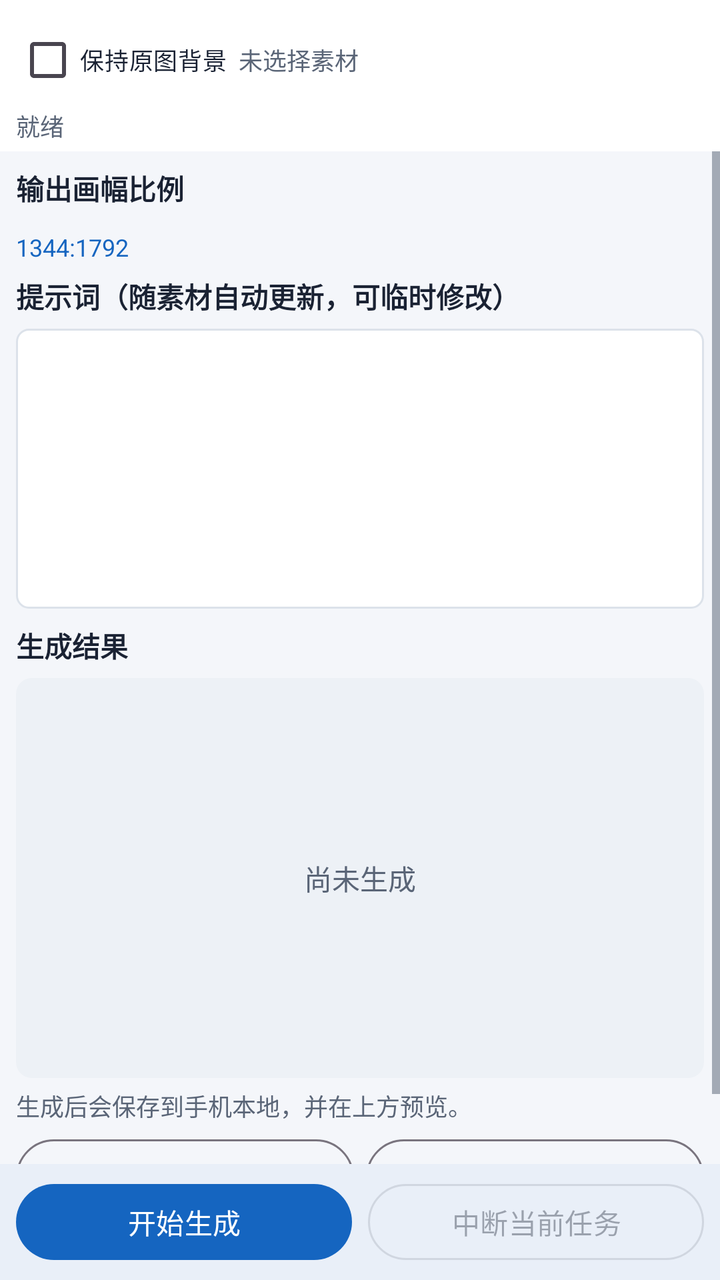
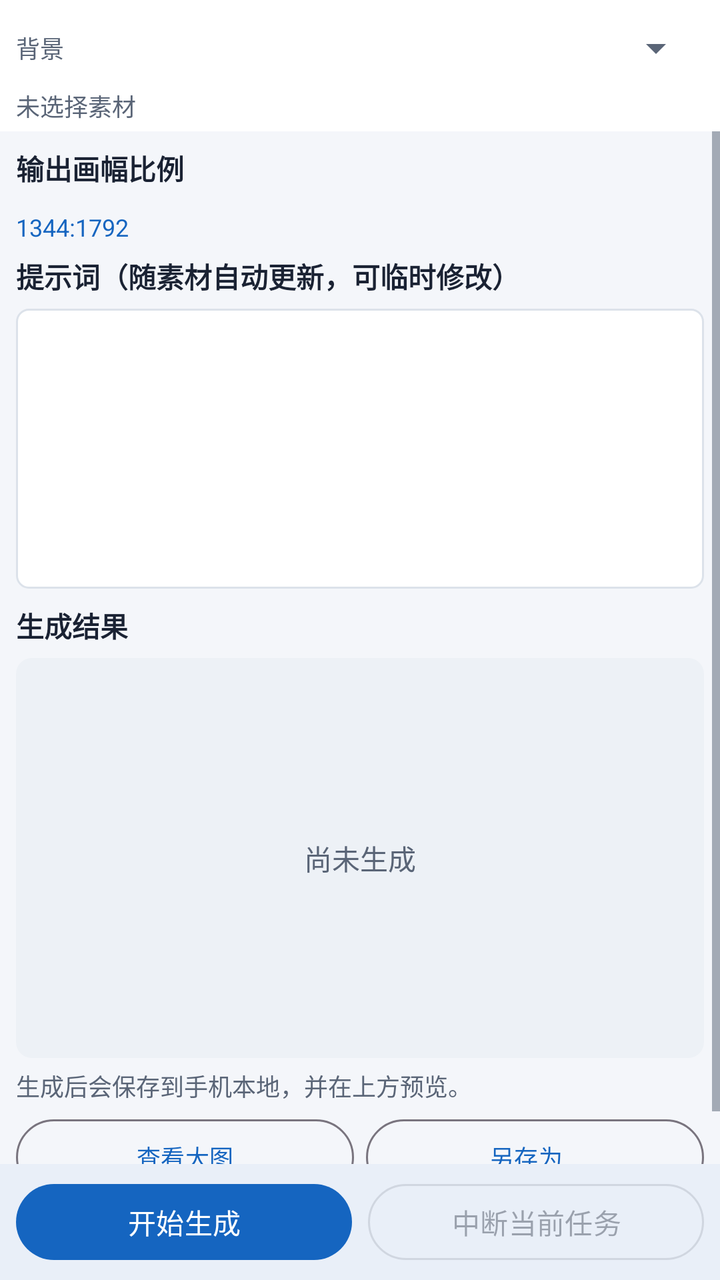

The first picture is an Android layout as it rendered before a commit; the second is the same layout after the commit. The layout source and the unified diff follow.
<!-- AndroidManifest.xml: application theme Theme.PoseWear -->
<!-- res/layout/fragment_generate.xml -->
<?xml version="1.0" encoding="utf-8"?>
<LinearLayout xmlns:android="http://schemas.android.com/apk/res/android"
    android:layout_width="match_parent"
    android:layout_height="match_parent"
    android:orientation="vertical">

    
    <LinearLayout
        android:layout_width="match_parent"
        android:layout_height="wrap_content"
        android:orientation="vertical"
        android:paddingStart="@dimen/screen_padding"
        android:paddingEnd="@dimen/screen_padding"
        android:paddingTop="6dp"
        android:paddingBottom="4dp"
        android:background="@color/panel_bg">

        <LinearLayout
            android:layout_width="match_parent"
            android:layout_height="wrap_content"
            android:orientation="horizontal"
            android:gravity="center_vertical">

            <CheckBox
                android:id="@+id/cb_keep_bg"
                android:layout_width="wrap_content"
                android:layout_height="wrap_content"
                android:text="保持原图背景"
                android:textSize="@dimen/text_small"
                android:textColor="@color/text_primary" />

            <TextView
                android:id="@+id/tv_mode"
                android:layout_width="0dp"
                android:layout_height="wrap_content"
                android:layout_weight="1"
                android:layout_marginStart="6dp"
                android:text="未选择素材"
                android:textSize="@dimen/text_small"
                android:textColor="@color/text_secondary"
                android:maxLines="1"
                android:ellipsize="end" />
        </LinearLayout>

        <TextView
            android:id="@+id/tv_progress"
            android:layout_width="match_parent"
            android:layout_height="wrap_content"
            android:text="就绪"
            android:textSize="@dimen/text_small"
            android:textColor="@color/text_secondary"
            android:maxLines="1"
            android:ellipsize="end" />
    </LinearLayout>

    <ScrollView
        android:layout_width="match_parent"
        android:layout_height="0dp"
        android:layout_weight="1"
        android:fillViewport="false">

        <LinearLayout
            android:layout_width="match_parent"
            android:layout_height="wrap_content"
            android:orientation="vertical"
            android:padding="@dimen/screen_padding">

            <TextView
                android:layout_width="match_parent"
                android:layout_height="wrap_content"
                android:text="输出画幅比例"
                android:textSize="@dimen/text_body"
                android:textStyle="bold"
                android:textColor="@color/text_primary" />

            <GridLayout
                android:id="@+id/ratio_grid"
                android:layout_width="match_parent"
                android:layout_height="wrap_content"
                android:layout_marginTop="6dp"
                android:columnCount="3"
                android:orientation="horizontal"
                android:useDefaultMargins="false" />

            <TextView
                android:id="@+id/tv_resolution"
                android:layout_width="match_parent"
                android:layout_height="wrap_content"
                android:paddingTop="5dp"
                android:paddingBottom="6dp"
                android:text="1344:1792"
                android:textSize="@dimen/text_small"
                android:textColor="@color/primary" />

            <TextView
                android:id="@+id/tv_prompt_label"
                android:layout_width="match_parent"
                android:layout_height="wrap_content"
                android:text="提示词（随素材自动更新，可临时修改）"
                android:textSize="@dimen/text_body"
                android:textStyle="bold"
                android:textColor="@color/text_primary" />

            <EditText
                android:id="@+id/et_prompt"
                android:layout_width="match_parent"
                android:layout_height="wrap_content"
                android:minHeight="140dp"
                android:layout_marginTop="6dp"
                android:padding="10dp"
                android:gravity="top"
                android:background="@drawable/bg_input"
                android:inputType="textMultiLine|textNoSuggestions"
                android:textSize="@dimen/text_small"
                android:lineSpacingExtra="3dp"
                android:importantForAutofill="no" />

            <TextView
                android:layout_width="match_parent"
                android:layout_height="wrap_content"
                android:layout_marginTop="@dimen/section_gap"
                android:text="生成结果"
                android:textSize="@dimen/text_body"
                android:textStyle="bold"
                android:textColor="@color/text_primary" />

            <FrameLayout
                android:layout_width="match_parent"
                android:layout_height="@dimen/preview_min_h"
                android:layout_marginTop="6dp"
                android:background="@drawable/bg_thumb">

                <ImageView
                    android:id="@+id/iv_result"
                    android:layout_width="match_parent"
                    android:layout_height="match_parent"
                    android:scaleType="fitCenter"
                    android:adjustViewBounds="true"
                    android:clickable="true"
                    android:focusable="true"
                    android:contentDescription="生成结果" />

                <TextView
                    android:id="@+id/tv_result_hint"
                    android:layout_width="match_parent"
                    android:layout_height="match_parent"
                    android:gravity="center"
                    android:text="尚未生成"
                    android:textSize="@dimen/text_body"
                    android:textColor="@color/text_secondary" />
            </FrameLayout>

            <TextView
                android:id="@+id/tv_result_info"
                android:layout_width="match_parent"
                android:layout_height="wrap_content"
                android:paddingTop="5dp"
                android:text="生成后会保存到手机本地，并在上方预览。"
                android:textSize="@dimen/text_small"
                android:textColor="@color/text_secondary"
                android:maxLines="3"
                android:ellipsize="end" />

            <LinearLayout
                android:layout_width="match_parent"
                android:layout_height="wrap_content"
                android:orientation="horizontal"
                android:paddingTop="4dp">

                <com.google.android.material.button.MaterialButton
                    android:id="@+id/btn_open"
                    android:layout_width="0dp"
                    android:layout_height="@dimen/btn_height"
                    android:layout_weight="1"
                    android:text="查看大图"
                    android:textSize="@dimen/text_small"
                    style="?attr/materialButtonOutlinedStyle" />

                <com.google.android.material.button.MaterialButton
                    android:id="@+id/btn_save_as"
                    android:layout_width="0dp"
                    android:layout_height="@dimen/btn_height"
                    android:layout_weight="1"
                    android:layout_marginStart="6dp"
                    android:text="另存为…"
                    android:textSize="@dimen/text_small"
                    style="?attr/materialButtonOutlinedStyle" />
            </LinearLayout>

        </LinearLayout>
    </ScrollView>

    
    <LinearLayout
        android:layout_width="match_parent"
        android:layout_height="wrap_content"
        android:orientation="horizontal"
        android:gravity="center_vertical"
        android:paddingStart="@dimen/screen_padding"
        android:paddingEnd="@dimen/screen_padding"
        android:paddingTop="6dp"
        android:paddingBottom="6dp"
        android:background="@drawable/bg_status">

        <com.google.android.material.button.MaterialButton
            android:id="@+id/btn_generate"
            android:layout_width="0dp"
            android:layout_height="@dimen/btn_height"
            android:layout_weight="1"
            android:text="开始生成"
            android:textSize="@dimen/text_body" />

        <com.google.android.material.button.MaterialButton
            android:id="@+id/btn_interrupt"
            android:layout_width="0dp"
            android:layout_height="@dimen/btn_height"
            android:layout_weight="1"
            android:layout_marginStart="8dp"
            android:text="中断当前任务"
            android:textSize="@dimen/text_body"
            android:enabled="false"
            style="?attr/materialButtonOutlinedStyle" />

        <ProgressBar
            android:id="@+id/progress"
            android:layout_width="24dp"
            android:layout_height="24dp"
            android:layout_marginStart="8dp"
            android:indeterminate="true"
            android:visibility="gone" />
    </LinearLayout>

</LinearLayout>
<!-- resources referenced by this layout -->
<resources>
  <color name="panel_bg">#FFFFFFFF</color>
  <color name="primary">#1565C0</color>
  <color name="text_primary">#1A2233</color>
  <color name="text_secondary">#5A6577</color>
  <dimen name="btn_height">46dp</dimen>
  <dimen name="preview_min_h">200dp</dimen>
  <dimen name="screen_padding">8dp</dimen>
  <dimen name="section_gap">8dp</dimen>
  <dimen name="text_body">14sp</dimen>
  <dimen name="text_small">12sp</dimen>
  <!-- drawable bg_input (drawable) -->
  <?xml version="1.0" encoding="utf-8"?>
  <shape xmlns:android="http://schemas.android.com/apk/res/android" android:shape="rectangle">
      <solid android:color="@color/panel_bg" />
      <stroke android:width="1dp" android:color="@color/divider" />
      <corners android:radius="6dp" />
  </shape>
  <!-- drawable bg_status (drawable) -->
  <?xml version="1.0" encoding="utf-8"?>
  <shape xmlns:android="http://schemas.android.com/apk/res/android" android:shape="rectangle">
      <solid android:color="@color/status_bg" />
  </shape>
  <!-- drawable bg_thumb (drawable) -->
  <?xml version="1.0" encoding="utf-8"?>
  <shape xmlns:android="http://schemas.android.com/apk/res/android" android:shape="rectangle">
      <solid android:color="@color/thumb_bg" />
      <corners android:radius="8dp" />
  </shape>
  <style name="Theme.PoseWear" parent="Theme.Material3.DayNight.NoActionBar">
          <item name="colorPrimary">@color/primary</item>
          <item name="colorOnPrimary">@color/white</item>
          <item name="colorSecondary">@color/accent</item>
          <item name="colorSurface">@color/card_bg</item>
          <item name="colorOnSurface">@color/text_primary</item>
          <item name="android:colorBackground">@color/bg</item>
          <item name="android:windowBackground">@color/bg</item>
          <item name="android:statusBarColor">@color/primary_dark</item>
          <item name="android:navigationBarColor">@color/bg</item>
          <item name="android:textColorHint">@color/hint</item>
          <item name="android:editTextColor">@color/text_primary</item>
          <item name="android:textColorPrimary">@color/text_primary</item>
          <item name="android:textColorSecondary">@color/text_secondary</item>
          <item name="android:windowLightStatusBar" tools:targetApi="m">false</item>
      </style>
  <color name="divider">#DCE2EA</color>
  <color name="status_bg">#E9EFF8</color>
  <color name="thumb_bg">#EDF1F6</color>
  <color name="white">#FFFFFFFF</color>
  <color name="accent">#E65100</color>
  <color name="card_bg">#FFFFFFFF</color>
  <color name="bg">#F4F6FA</color>
  <color name="primary_dark">#0D47A1</color>
  <color name="hint">#8996A6</color>
</resources>

<!-- the commit's change to res/layout/fragment_generate.xml (unified diff, before → after) -->
@@ -21,36 +21,31 @@
             android:orientation="horizontal"
             android:gravity="center_vertical">
 
-            <CheckBox
-                android:id="@+id/cb_keep_bg"
+            <TextView
                 android:layout_width="wrap_content"
                 android:layout_height="wrap_content"
-                android:text="保持原图背景"
-                android:textSize="@dimen/text_small"
-                android:textColor="@color/text_primary" />
-
-            <TextView
-                android:id="@+id/tv_mode"
+                android:text="背景"
+                android:textSize="@dimen/text_small"
+                android:textColor="@color/text_secondary" />
+
+            <Spinner
+                android:id="@+id/sp_bg_mode"
                 android:layout_width="0dp"
                 android:layout_height="wrap_content"
                 android:layout_weight="1"
                 android:layout_marginStart="6dp"
-                android:text="未选择素材"
-                android:textSize="@dimen/text_small"
-                android:textColor="@color/text_secondary"
-                android:maxLines="1"
-                android:ellipsize="end" />
+                android:minHeight="36dp"
+                android:spinnerMode="dropdown" />
         </LinearLayout>
 
         <TextView
-            android:id="@+id/tv_progress"
+            android:id="@+id/tv_mode"
             android:layout_width="match_parent"
             android:layout_height="wrap_content"
-            android:text="就绪"
+            android:layout_marginTop="2dp"
+            android:text="未选择素材"
             android:textSize="@dimen/text_small"
-            android:textColor="@color/text_secondary"
-            android:maxLines="1"
-            android:ellipsize="end" />
+            android:textColor="@color/text_secondary" />
     </LinearLayout>
 
     <ScrollView
